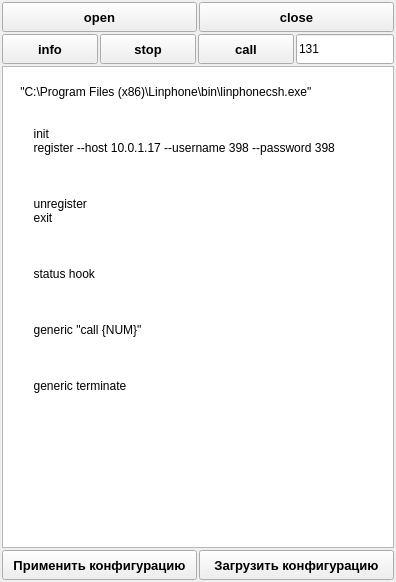
Qt form Doer/src/WPhone.ui (Zurg-13/cpp) before a commit.
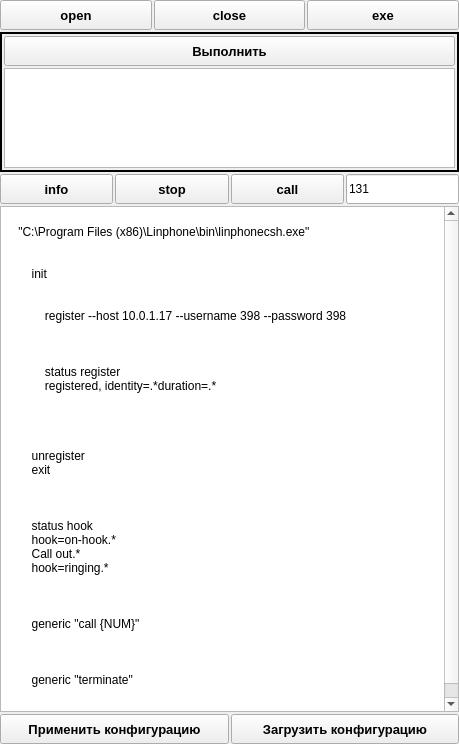
The same form after that commit.

Diff of the .ui file:
```diff
--- a/Doer/src/WPhone.ui
+++ b/Doer/src/WPhone.ui
@@ -6,28 +6,28 @@
    <rect>
     <x>0</x>
     <y>0</y>
-    <width>396</width>
-    <height>582</height>
+    <width>459</width>
+    <height>744</height>
    </rect>
   </property>
   <property name="windowTitle">
    <string>Телефония</string>
   </property>
-  <layout class="QVBoxLayout" name="verticalLayout">
+  <layout class="QVBoxLayout" name="verticalLayout_2" stretch="0,0,0,1,0">
    <property name="spacing">
     <number>2</number>
    </property>
    <property name="leftMargin">
-    <number>2</number>
+    <number>0</number>
    </property>
    <property name="topMargin">
-    <number>2</number>
+    <number>0</number>
    </property>
    <property name="rightMargin">
-    <number>2</number>
+    <number>0</number>
    </property>
    <property name="bottomMargin">
-    <number>2</number>
+    <number>0</number>
    </property>
    <item>
     <layout class="QHBoxLayout" name="lyDevice">
@@ -86,8 +86,110 @@
        </property>
       </widget>
      </item>
+     <item>
+      <widget class="QPushButton" name="btExe">
+       <property name="minimumSize">
+        <size>
+         <width>0</width>
+         <height>30</height>
+        </size>
+       </property>
+       <property name="maximumSize">
+        <size>
+         <width>16777215</width>
+         <height>30</height>
+        </size>
+       </property>
+       <property name="font">
+        <font>
+         <pointsize>10</pointsize>
+         <weight>75</weight>
+         <bold>true</bold>
+        </font>
+       </property>
+       <property name="text">
+        <string>exe</string>
+       </property>
+      </widget>
+     </item>
     </layout>
    </item>
+   <item>
+    <widget class="QFrame" name="frExt">
+     <property name="frameShape">
+      <enum>QFrame::Box</enum>
+     </property>
+     <property name="lineWidth">
+      <number>2</number>
+     </property>
+     <layout class="QVBoxLayout" name="verticalLayout">
+      <property name="spacing">
+       <number>2</number>
+      </property>
+      <property name="leftMargin">
+       <number>2</number>
+      </property>
+      <property name="topMargin">
+       <number>2</number>
+      </property>
+      <property name="rightMargin">
+       <number>2</number>
+      </property>
+      <property name="bottomMargin">
+       <number>2</number>
+      </property>
+      <item>
+       <layout class="QHBoxLayout" name="lyExtBtm">
+        <property name="spacing">
+         <number>0</number>
+        </property>
+        <item>
+         <widget class="QPushButton" name="btExtExe">
+          <property name="minimumSize">
+           <size>
+            <width>0</width>
+            <height>30</height>
+           </size>
+          </property>
+          <property name="maximumSize">
+           <size>
+            <width>16777215</width>
+            <height>30</height>
+           </size>
+          </property>
+          <property name="font">
+           <font>
+            <pointsize>10</pointsize>
+            <weight>75</weight>
+            <bold>true</bold>
+           </font>
+          </property>
+          <property name="text">
+           <string>Выполнить</string>
+          </property>
+         </widget>
+        </item>
+       </layout>
+      </item>
+      <item>
+       <widget class="QPlainTextEdit" name="teExt">
+        <property name="minimumSize">
+         <size>
+          <width>0</width>
+          <height>100</height>
+         </size>
+        </property>
+        <property name="maximumSize">
+         <size>
+          <width>16777215</width>
+          <height>100</height>
+         </size>
+        </property>
+       </widget>
+      </item>
+     </layout>
+    </widget>
+   </item>
    <item>
     <layout class="QHBoxLayout" name="lyCall">
      <property name="spacing">
@@ -173,6 +275,12 @@
      </item>
      <item>
       <widget class="QLineEdit" name="edNum">
+       <property name="sizePolicy">
+        <sizepolicy hsizetype="Minimum" vsizetype="Fixed">
+         <horstretch>0</horstretch>
+         <verstretch>0</verstretch>
+        </sizepolicy>
+       </property>
        <property name="minimumSize">
         <size>
          <width>96</width>
@@ -194,32 +302,48 @@
    </item>
    <item>
     <widget class="QPlainTextEdit" name="te">
+     <property name="sizePolicy">
+      <sizepolicy hsizetype="MinimumExpanding" vsizetype="MinimumExpanding">
+       <horstretch>0</horstretch>
+       <verstretch>0</verstretch>
+      </sizepolicy>
+     </property>
      <property name="plainText">
       <string>&lt;phone&gt;
     &lt;pfx&gt;&quot;C:\Program Files (x86)\Linphone\bin\linphonecsh.exe&quot;&lt;/pfx&gt;
-
+    
     &lt;open&gt;
-        &lt;cmd&gt;init&lt;/cmd&gt;
-        &lt;cmd&gt;register --host 10.0.1.17 --username 398 --password 398&lt;/cmd&gt;
+        &lt;cmd&gt;&lt;txt&gt;init&lt;/txt&gt;&lt;/cmd&gt;
+        
+        &lt;cmd&gt;
+            &lt;txt&gt;register --host 10.0.1.17 --username 398 --password 398&lt;/txt&gt;
+        &lt;/cmd&gt;
+        
+        &lt;cmd&gt;
+            &lt;txt&gt;status register&lt;/txt&gt;
+            &lt;exp&gt;registered, identity=.*duration=.*&lt;/exp&gt;
+        &lt;/cmd&gt;
     &lt;/open&gt;
     
     &lt;close&gt;
-        &lt;cmd&gt;unregister&lt;/cmd&gt;
-        &lt;cmd&gt;exit&lt;/cmd&gt;
+        &lt;cmd&gt;&lt;txt&gt;unregister&lt;/txt&gt;&lt;/cmd&gt;
+        &lt;cmd&gt;&lt;txt&gt;exit&lt;/txt&gt;&lt;/cmd&gt;
     &lt;/close&gt;
     
     &lt;info&gt;
-        &lt;cmd&gt;status hook&lt;/cmd&gt;
+        &lt;cmd&gt;&lt;txt&gt;status hook&lt;/txt&gt;&lt;/cmd&gt;
+        &lt;rdy&gt;hook=on-hook.*&lt;/rdy&gt;
+        &lt;bsy&gt;Call out.*&lt;/bsy&gt;
+        &lt;rng&gt;hook=ringing.*&lt;/rng&gt;
     &lt;/info&gt;
     
     &lt;call&gt;
-        &lt;cmd&gt;generic &quot;call {NUM}&quot;&lt;/cmd&gt;
+        &lt;cmd&gt;&lt;txt&gt;generic &quot;call {NUM}&quot;&lt;/txt&gt;&lt;/cmd&gt;
     &lt;/call&gt;
     
     &lt;stop&gt;
-        &lt;cmd&gt;generic terminate&lt;/cmd&gt;
+        &lt;cmd&gt;&lt;txt&gt;generic &quot;terminate&quot;&lt;/txt&gt;&lt;/cmd&gt;
     &lt;/stop&gt;
-    
 &lt;/phone&gt;</string>
      </property>
     </widget>
```
